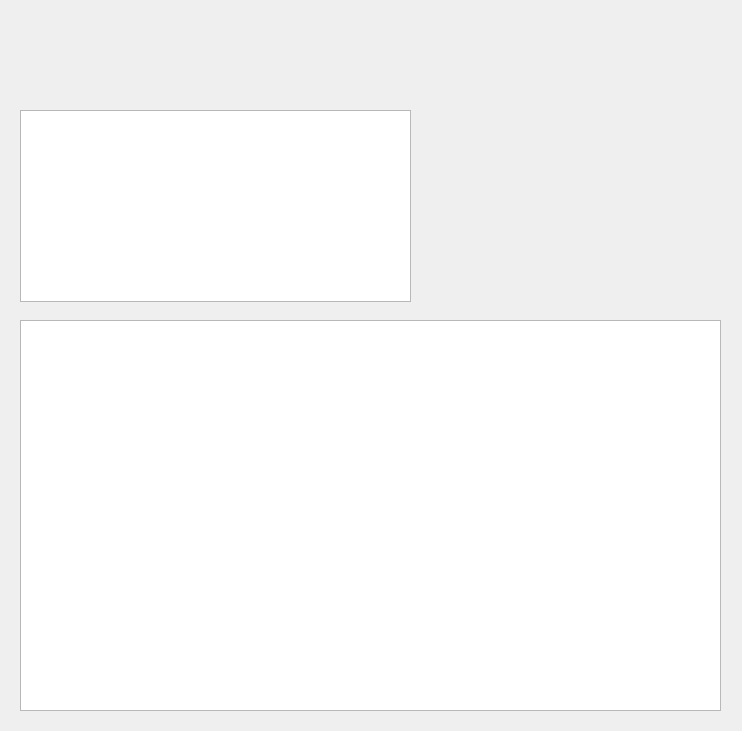
First picture: the form in UI/RecipeView.ui, repository Qolorerr/Cook-Book, before the edit.
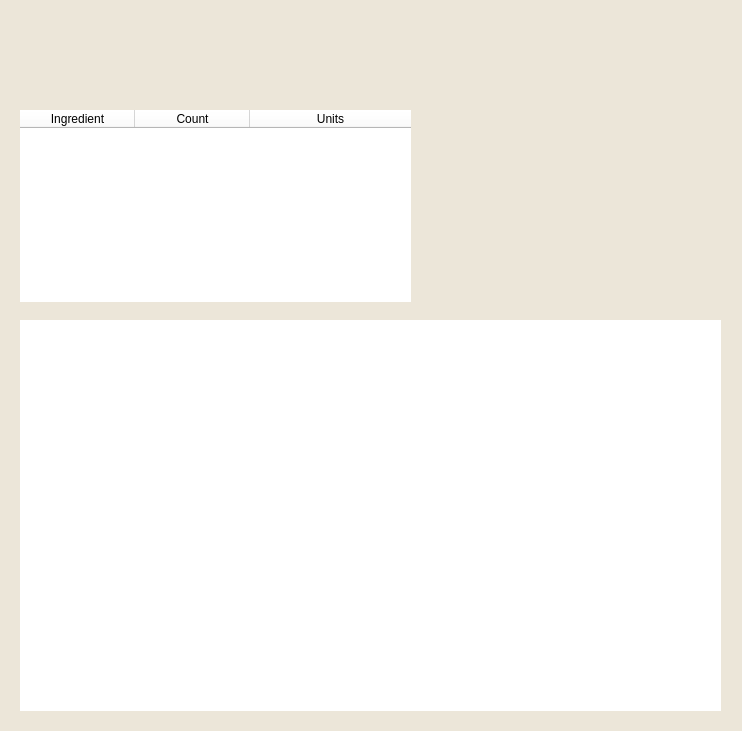
Second picture: the form after the edit.

The edit to the form file:
```diff
--- a/UI/RecipeView.ui
+++ b/UI/RecipeView.ui
@@ -13,12 +13,15 @@
   <property name="windowTitle">
    <string>Recipe</string>
   </property>
+  <property name="styleSheet">
+   <string notr="true">background-color: rgb(236, 230, 217);</string>
+  </property>
   <widget class="QLabel" name="image">
    <property name="geometry">
     <rect>
-     <x>430</x>
+     <x>440</x>
      <y>20</y>
-     <width>291</width>
+     <width>281</width>
      <height>281</height>
     </rect>
    </property>
@@ -35,11 +38,14 @@
      <height>71</height>
     </rect>
    </property>
+   <property name="styleSheet">
+    <string notr="true">font: 57 24pt &quot;Lady Marmalade&quot;;</string>
+   </property>
    <property name="text">
     <string/>
    </property>
   </widget>
-  <widget class="QTableView" name="ingredients">
+  <widget class="QTableWidget" name="ingredients">
    <property name="geometry">
     <rect>
      <x>20</x>
@@ -48,6 +54,38 @@
      <height>192</height>
     </rect>
    </property>
+   <property name="styleSheet">
+    <string notr="true">background-color: rgb(255, 255, 255);
+font: 16pt &quot;Carefree Cyrillic&quot;;
+border: none;</string>
+   </property>
+   <attribute name="horizontalHeaderCascadingSectionResizes">
+    <bool>true</bool>
+   </attribute>
+   <attribute name="horizontalHeaderDefaultSectionSize">
+    <number>115</number>
+   </attribute>
+   <attribute name="horizontalHeaderStretchLastSection">
+    <bool>true</bool>
+   </attribute>
+   <attribute name="verticalHeaderShowSortIndicator" stdset="0">
+    <bool>true</bool>
+   </attribute>
+   <column>
+    <property name="text">
+     <string>Ingredient</string>
+    </property>
+   </column>
+   <column>
+    <property name="text">
+     <string>Count</string>
+    </property>
+   </column>
+   <column>
+    <property name="text">
+     <string>Units</string>
+    </property>
+   </column>
   </widget>
   <widget class="QTextBrowser" name="recipe">
    <property name="geometry">
@@ -58,6 +96,11 @@
      <height>391</height>
     </rect>
    </property>
+   <property name="styleSheet">
+    <string notr="true">background-color: rgb(255, 255, 255);
+font: 10pt &quot;Arial&quot;;
+border: none;</string>
+   </property>
   </widget>
  </widget>
  <resources/>
```
